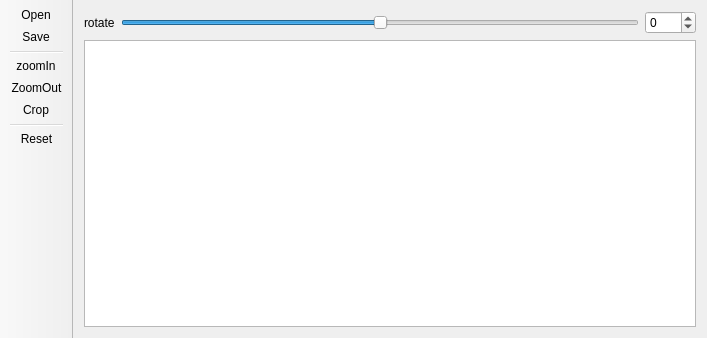
First picture: the form in ImageViewer/mainwindow.ui, repository HazemSamir/QImageViewer, before the edit.
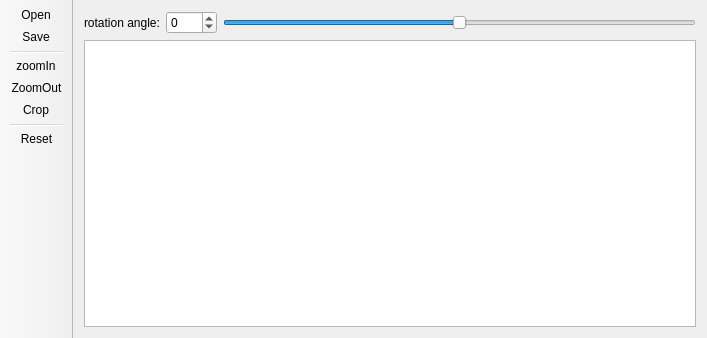
Second picture: the form after the edit. Icons and pictures are not drawn.

Commit message: Fix selection rectangle border size

The edit to the form file:
```diff
--- a/ImageViewer/mainwindow.ui
+++ b/ImageViewer/mainwindow.ui
@@ -29,7 +29,17 @@
         <item>
          <widget class="QLabel" name="label">
           <property name="text">
-           <string>rotate</string>
+           <string>rotation angle:</string>
+          </property>
+         </widget>
+        </item>
+        <item>
+         <widget class="QSpinBox" name="angleSpinBox">
+          <property name="minimum">
+           <number>-180</number>
+          </property>
+          <property name="maximum">
+           <number>180</number>
           </property>
          </widget>
         </item>
@@ -46,16 +56,6 @@
           </property>
          </widget>
         </item>
-        <item>
-         <widget class="QSpinBox" name="angleSpinBox">
-          <property name="minimum">
-           <number>-180</number>
-          </property>
-          <property name="maximum">
-           <number>180</number>
-          </property>
-         </widget>
-        </item>
        </layout>
       </item>
       <item>
```
The commit also changes 2 other files.
